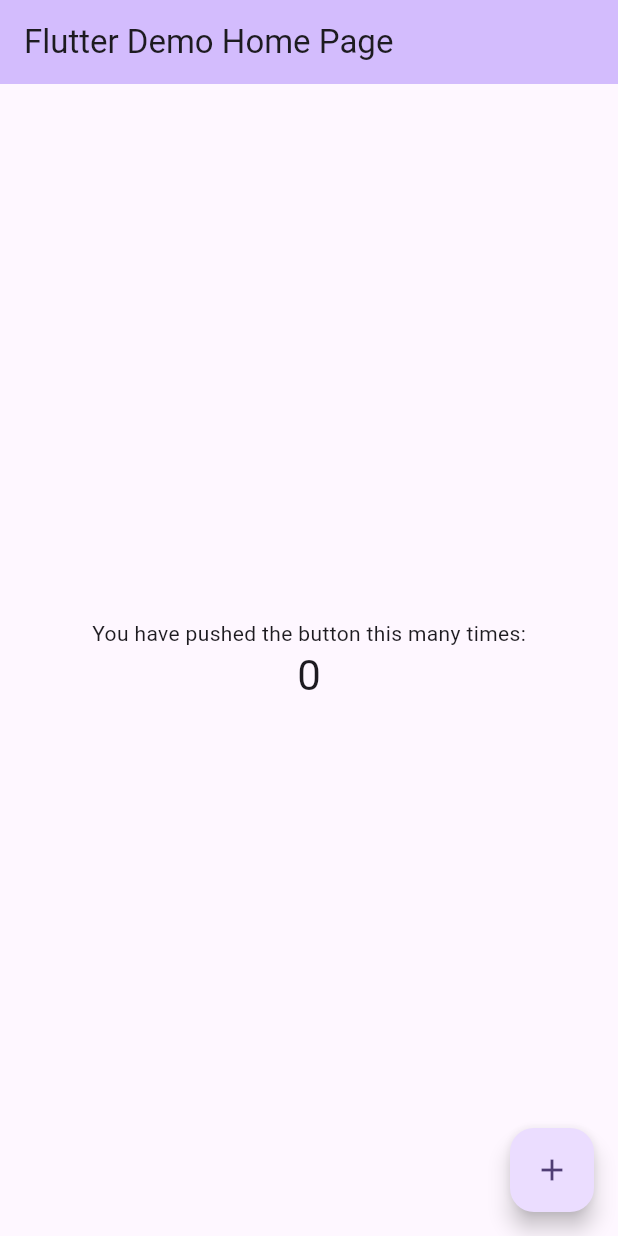
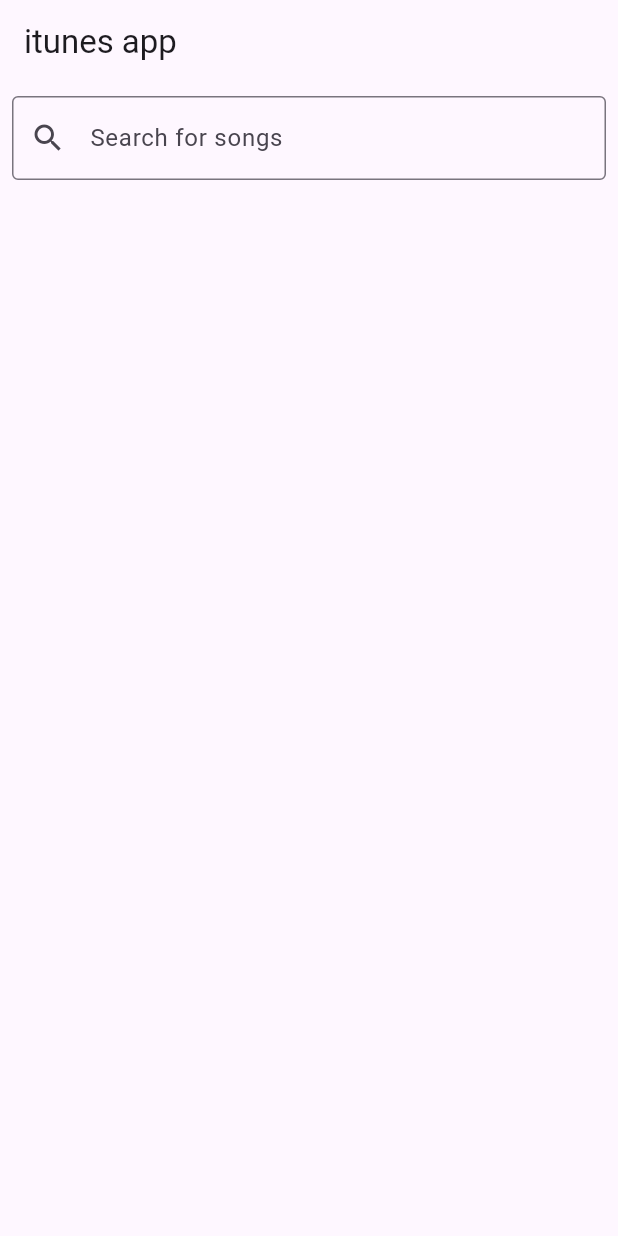
Before and after one commit to Ricky9001/itunes, a Flutter app: the screen it shows after launch, on a phone screen of 412 x 824 dp. Run offline on Flutter 3.47's test engine with Material 3 defaults, Android fonts, the light colour scheme and no system bars.

Commit message:
establish itune app

```diff
--- a/lib/main.dart
+++ b/lib/main.dart
@@ -1,4 +1,5 @@
 import 'package:flutter/material.dart';
+import 'package:itunes/screens/search_screen.dart';
 
 void main() {
   runApp(const MyApp());
@@ -12,114 +13,8 @@
   Widget build(BuildContext context) {
     return MaterialApp(
       title: 'Flutter Demo',
-      theme: ThemeData(
-        // This is the theme of your application.
-        //
-        // TRY THIS: Try running your application with "flutter run". You'll see
-        // the application has a purple toolbar. Then, without quitting the app,
-        // try changing the seedColor in the colorScheme below to Colors.green
-        // and then invoke "hot reload" (save your changes or press the "hot
-        // reload" button in a Flutter-supported IDE, or press "r" if you used
-        // the command line to start the app).
-        //
-        // Notice that the counter didn't reset back to zero; the application
-        // state is not lost during the reload. To reset the state, use hot
-        // restart instead.
-        //
-        // This works for code too, not just values: Most code changes can be
-        // tested with just a hot reload.
-        colorScheme: ColorScheme.fromSeed(seedColor: Colors.deepPurple),
-        useMaterial3: true,
-      ),
-      home: const MyHomePage(title: 'Flutter Demo Home Page'),
+      theme: ThemeData(primarySwatch: Colors.blue),
+      home: SearchScreen(),
     );
   }
 }
-
-class MyHomePage extends StatefulWidget {
-  const MyHomePage({super.key, required this.title});
-
-  // This widget is the home page of your application. It is stateful, meaning
-  // that it has a State object (defined below) that contains fields that affect
-  // how it looks.
-
-  // This class is the configuration for the state. It holds the values (in this
-  // case the title) provided by the parent (in this case the App widget) and
-  // used by the build method of the State. Fields in a Widget subclass are
-  // always marked "final".
-
-  final String title;
-
-  @override
-  State<MyHomePage> createState() => _MyHomePageState();
-}
-
-class _MyHomePageState extends State<MyHomePage> {
-  int _counter = 0;
-
-  void _incrementCounter() {
-    setState(() {
-      // This call to setState tells the Flutter framework that something has
-      // changed in this State, which causes it to rerun the build method below
-      // so that the display can reflect the updated values. If we changed
-      // _counter without calling setState(), then the build method would not be
-      // called again, and so nothing would appear to happen.
-      _counter++;
-    });
-  }
-
-  @override
-  Widget build(BuildContext context) {
-    // This method is rerun every time setState is called, for instance as done
-    // by the _incrementCounter method above.
-    //
-    // The Flutter framework has been optimized to make rerunning build methods
-    // fast, so that you can just rebuild anything that needs updating rather
-    // than having to individually change instances of widgets.
-    return Scaffold(
-      appBar: AppBar(
-        // TRY THIS: Try changing the color here to a specific color (to
-        // Colors.amber, perhaps?) and trigger a hot reload to see the AppBar
-        // change color while the other colors stay the same.
-        backgroundColor: Theme.of(context).colorScheme.inversePrimary,
-        // Here we take the value from the MyHomePage object that was created by
-        // the App.build method, and use it to set our appbar title.
-        title: Text(widget.title),
-      ),
-      body: Center(
-        // Center is a layout widget. It takes a single child and positions it
-        // in the middle of the parent.
-        child: Column(
-          // Column is also a layout widget. It takes a list of children and
-          // arranges them vertically. By default, it sizes itself to fit its
-          // children horizontally, and tries to be as tall as its parent.
-          //
-          // Column has various properties to control how it sizes itself and
-          // how it positions its children. Here we use mainAxisAlignment to
-          // center the children vertically; the main axis here is the vertical
-          // axis because Columns are vertical (the cross axis would be
-          // horizontal).
-          //
-          // TRY THIS: Invoke "debug painting" (choose the "Toggle Debug Paint"
-          // action in the IDE, or press "p" in the console), to see the
-          // wireframe for each widget.
-          mainAxisAlignment: MainAxisAlignment.center,
-          children: <Widget>[
-            const Text(
-              'You have pushed the button this many times:',
-            ),
-            Text(
-              '$_counter',
-              style: Theme.of(context).textTheme.headlineMedium,
-            ),
-          ],
-        ),
-      ),
-      floatingActionButton: FloatingActionButton(
-        onPressed: _incrementCounter,
-        tooltip: 'Increment',
-        child: const Icon(Icons.add),
-      ), // This trailing comma makes auto-formatting nicer for build methods.
-    );
-  }
-}
--- /dev/null
+++ b/lib/screens/search_screen.dart
@@ -0,0 +1,18 @@
+import 'package:flutter/material.dart';
+
+class SearchScreen extends StatelessWidget {
+  @override
+  Widget build(BuildContext context) {
+    return Scaffold(
+        appBar: AppBar(title: Text('itunes app')),
+        body: Padding(
+          padding: const EdgeInsets.all(8),
+          child: TextField(
+            decoration: InputDecoration(
+                labelText: 'Search for songs',
+                border: OutlineInputBorder(),
+                prefixIcon: Icon(Icons.search)),
+          ),
+        ));
+  }
+}
```
Also changed, not shown: 1 other file.
